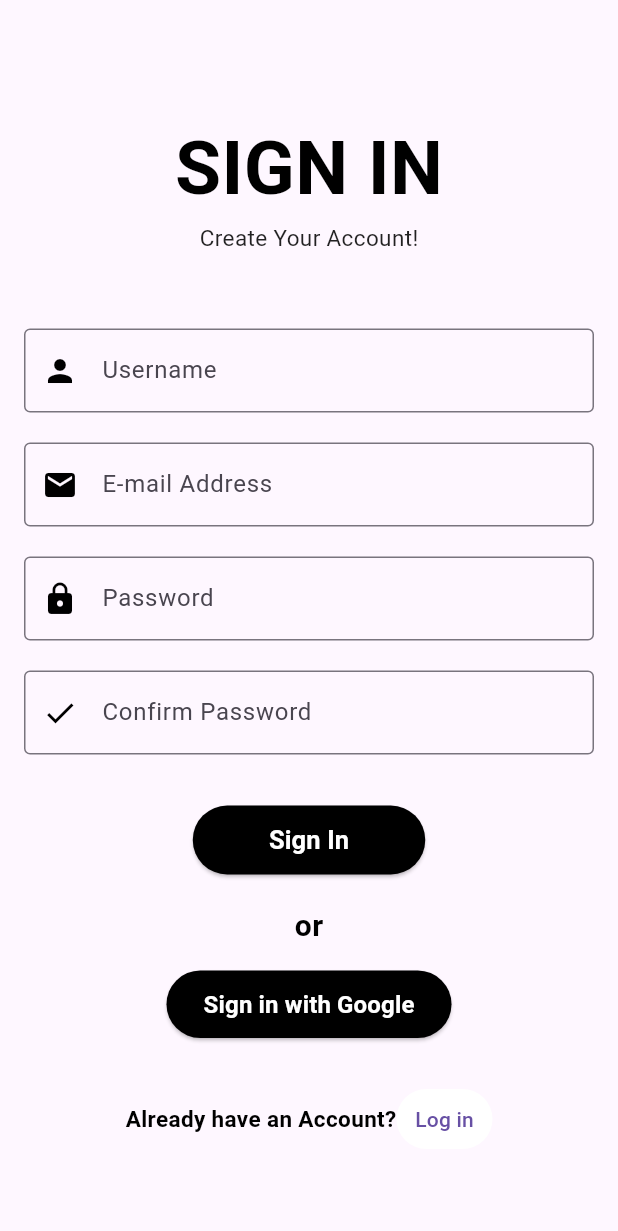
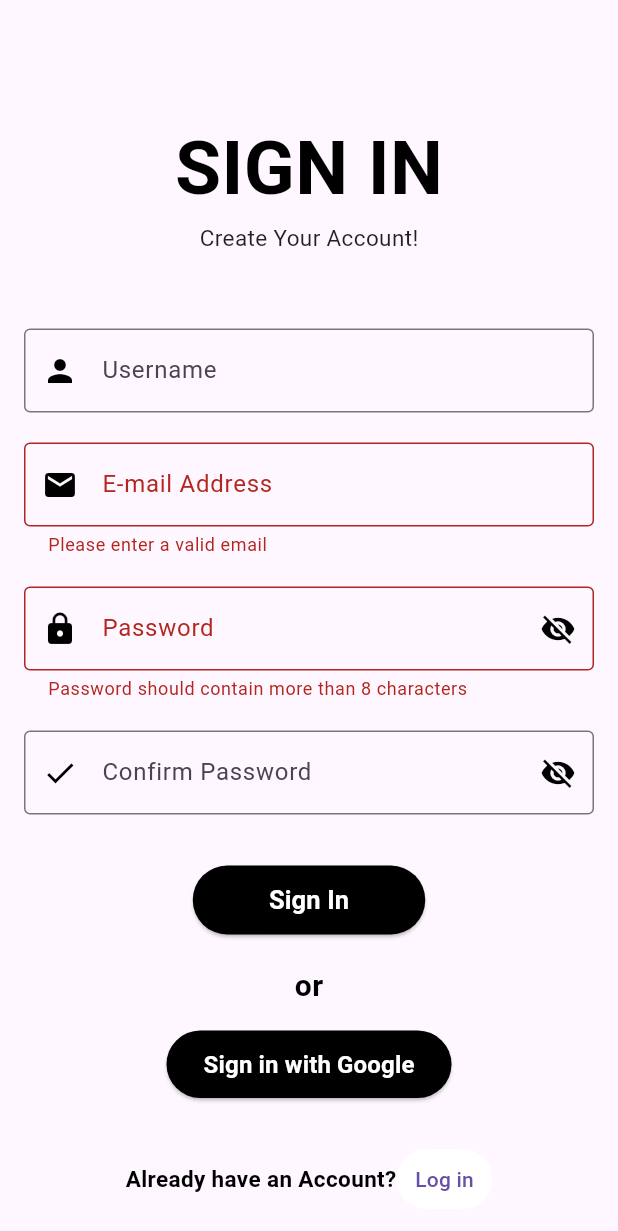
Before and after one commit to fritzjohn-wvsu/cc206-Hotel_Reservation_System, a Flutter app: the screen it shows after launch, after a tap on "Sign In", on a phone screen of 412 x 824 dp. Shown: the top 1231 px of the screen. Run offline on Flutter 3.47's test engine with Material 3 defaults, Android fonts, the phone set to English and light mode, and no system bars.

Commit message:
Updated new file

```diff
--- a/lib/features/update_sign_up_page.dart
+++ b/lib/features/update_sign_up_page.dart
@@ -1,4 +1,7 @@
 import 'package:flutter/material.dart';
+
+//make the password store
+final _formKey = GlobalKey<FormState>();
 
 void main() {
   runApp(SignUp());
@@ -14,8 +17,32 @@ class SignUp extends StatelessWidget {
   }
 }
 
-class HomePage extends StatelessWidget {
+class HomePage extends StatefulWidget {
   const HomePage({super.key});
+
+  @override
+  _HomePageState createState() => _HomePageState();
+}
+
+class _HomePageState extends State<HomePage> {
+  //store the password
+  final TextEditingController _passwordController = TextEditingController();
+  //store the confirm password
+  final TextEditingController _confirmPasswordController =
+      TextEditingController();
+
+  bool _isPasswordVisible = false;
+  bool _isConfirmPasswordVisible = false;
+
+  //validate the email
+  String? validateEmail(String? email) {
+    RegExp emailRegex = RegExp(r'^[\w\.-]+@[\w-]+\.\w{2,3}(\.\w{2,3})?$');
+    final isEmailValid = emailRegex.hasMatch(email ?? '');
+    if (!isEmailValid) {
+      return 'Please enter a valid email';
+    }
+    return null;
+  }
 
   @override
   Widget build(BuildContext context) {
@@ -23,10 +50,11 @@ class HomePage extends StatelessWidget {
       body: SingleChildScrollView(
         child: Padding(
           padding: const EdgeInsets.all(16.0),
+          child: Form(
+            key: _formKey,
             child: Column(
               mainAxisAlignment: MainAxisAlignment.spaceEvenly,
               children: [
-              // About Me section
                 Column(
                   children: [
                     Padding(
@@ -50,10 +78,9 @@ class HomePage extends StatelessWidget {
                     )
                   ],
                 ),
-              // Username field
                 SizedBox(height: 50),
                 Container(
-                width: 500, // Set desired width here
+                  width: 500,
                   child: TextFormField(
                     decoration: const InputDecoration(
                       prefixIcon: Padding(
@@ -69,9 +96,8 @@ class HomePage extends StatelessWidget {
                   ),
                 ),
                 SizedBox(height: 20),
-              // Email field
                 Container(
-                width: 500, // Set desired width here
+                  width: 500,
                   child: TextFormField(
                     decoration: const InputDecoration(
                       prefixIcon: Padding(
@@ -84,49 +110,84 @@ class HomePage extends StatelessWidget {
                       border: OutlineInputBorder(),
                       labelText: 'E-mail Address',
                     ),
+                    validator: validateEmail,
                   ),
                 ),
-              // Password field
                 SizedBox(height: 20),
                 Container(
-                width: 500, // Set desired width here
+                  width: 500,
                   child: TextFormField(
-                  decoration: const InputDecoration(
-                    prefixIcon: Padding(
+                    controller: _passwordController,
+                    obscureText: !_isPasswordVisible,
+                    decoration: InputDecoration(
+                      prefixIcon: const Padding(
                         padding: EdgeInsets.all(0.0),
                         child: Icon(
                           Icons.lock,
                           color: Colors.black,
                         ),
                       ),
-                    border: OutlineInputBorder(),
+                      suffixIcon: IconButton(
+                        icon: Icon(
+                          _isPasswordVisible
+                              ? Icons.visibility
+                              : Icons.visibility_off,
+                          color: Colors.black,
+                        ),
+                        onPressed: () {
+                          setState(() {
+                            _isPasswordVisible = !_isPasswordVisible;
+                          });
+                        },
+                      ),
+                      border: const OutlineInputBorder(),
                       labelText: 'Password',
                     ),
-                  obscureText: true, // Added for password concealment
+                    validator: (pass) => (pass == null || pass.length < 8)
+                        ? 'Password should contain more than 8 characters'
+                        : null,
                   ),
                 ),
-              // Confirm Password field
                 SizedBox(height: 20),
                 Container(
-                width: 500, // Set desired width here
+                  width: 500,
                   child: TextFormField(
-                  decoration: const InputDecoration(
-                    prefixIcon: Padding(
+                    controller: _confirmPasswordController,
+                    obscureText: !_isConfirmPasswordVisible,
+                    decoration: InputDecoration(
+                      prefixIcon: const Padding(
                         padding: EdgeInsets.all(0.0),
                         child: Icon(
                           Icons.check,
                           color: Colors.black,
                         ),
                       ),
-                    border: OutlineInputBorder(),
+                      suffixIcon: IconButton(
+                        icon: Icon(
+                          _isConfirmPasswordVisible
+                              ? Icons.visibility
+                              : Icons.visibility_off,
+                          color: Colors.black,
+                        ),
+                        onPressed: () {
+                          setState(() {
+                            _isConfirmPasswordVisible =
+                                !_isConfirmPasswordVisible;
+                          });
+                        },
+                      ),
+                      border: const OutlineInputBorder(),
                       labelText: 'Confirm Password',
                     ),
-                  obscureText: true, // Added for password concealment
+                    validator: (conpass) {
+                      if (conpass != _passwordController.text) {
+                        return 'Passwords do not match';
+                      }
+                      return null;
+                    },
                   ),
                 ),
-
                 SizedBox(height: 20),
-              //Sign in button
                 Container(
                   width: 175,
                   height: 70,
@@ -134,10 +195,13 @@ class HomePage extends StatelessWidget {
                       EdgeInsets.only(top: 14, left: 10, right: 10, bottom: 10),
                   child: ElevatedButton(
                     style: ElevatedButton.styleFrom(
-                    backgroundColor:
-                        Colors.black, // Change this to your desired color
+                      backgroundColor: Colors.black,
                     ),
-                  onPressed: () {},
+                    onPressed: () {
+                      if (_formKey.currentState!.validate()) {
+                        // Proceed with sign up
+                      }
+                    },
                     child: Text(
                       'Sign In',
                       style: TextStyle(
@@ -147,7 +211,6 @@ class HomePage extends StatelessWidget {
                     ),
                   ),
                 ),
-
                 Container(
                   padding: EdgeInsets.fromLTRB(0, 10, 0, 10),
                   child: Text(
@@ -159,16 +222,14 @@ class HomePage extends StatelessWidget {
                     ),
                   ),
                 ),
-
-              //Sign in button
                 Container(
                   width: 200,
                   height: 60,
-                padding: EdgeInsets.only(top: 5, left: 5, right: 5, bottom: 10),
+                  padding:
+                      EdgeInsets.only(top: 5, left: 5, right: 5, bottom: 10),
                   child: ElevatedButton(
                     style: ElevatedButton.styleFrom(
-                    backgroundColor:
-                        Colors.black, // Change this to your desired color
+                      backgroundColor: Colors.black,
                     ),
                     onPressed: () {},
                     child: Text(
@@ -180,9 +241,7 @@ class HomePage extends StatelessWidget {
                     ),
                   ),
                 ),
-              SizedBox(
-                height: 20,
-              ),
+                SizedBox(height: 20),
                 Row(
                   mainAxisAlignment: MainAxisAlignment.center,
                   children: [
@@ -207,6 +266,7 @@ class HomePage extends StatelessWidget {
             ),
           ),
         ),
+      ),
     );
   }
 }
--- /dev/null
+++ b/sign_up_simpas_villanueva/lib/main.dart
@@ -0,0 +1,38 @@
+import 'package:flutter/material.dart';
+import 'package:sign_up_simpas_villanueva/features/sign_up_page.dart';
+
+void main() {
+  runApp(const MyApp());
+}
+
+class MyApp extends StatelessWidget {
+  const MyApp({super.key});
+
+  // This widget is the root of your application.
+  @override
+  Widget build(BuildContext context) {
+    return MaterialApp(
+      title: 'Flutter Demo',
+      theme: ThemeData(
+        // This is the theme of your application.
+        //
+        // TRY THIS: Try running your application with "flutter run". You'll see
+        // the application has a purple toolbar. Then, without quitting the app,
+        // try changing the seedColor in the colorScheme below to Colors.green
+        // and then invoke "hot reload" (save your changes or press the "hot
+        // reload" button in a Flutter-supported IDE, or press "r" if you used
+        // the command line to start the app).
+        //
+        // Notice that the counter didn't reset back to zero; the application
+        // state is not lost during the reload. To reset the state, use hot
+        // restart instead.
+        //
+        // This works for code too, not just values: Most code changes can be
+        // tested with just a hot reload.
+        colorScheme: ColorScheme.fromSeed(seedColor: Colors.deepPurple),
+        useMaterial3: true,
+      ),
+      home: SignUpPage(),
+    );
+  }
+}
```
Also changed, not shown: sign_up_simpas_villanueva/analysis_options.yaml (added, +28 -0 lines), sign_up_simpas_villanueva/lib/features/sign_up_page.dart (added, +29 -0 lines), sign_up_simpas_villanueva/pubspec.yaml (added, +90 -0 lines), sign_up_simpas_villanueva/pubspec.lock (added), 124 other files. Lines whose indentation alone changed are shown as unchanged.
